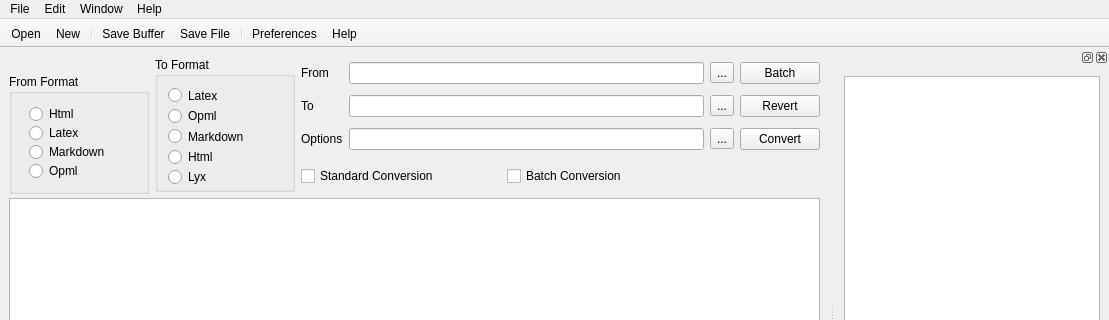
Above: source/gui/panconvert_gui_ext.ui from apaeffgen/PanConvert before the change; both pictures show x 0 to 1109 and y 0 to 320 of the 1109 by 600 pixel window. Below: the same form after it.
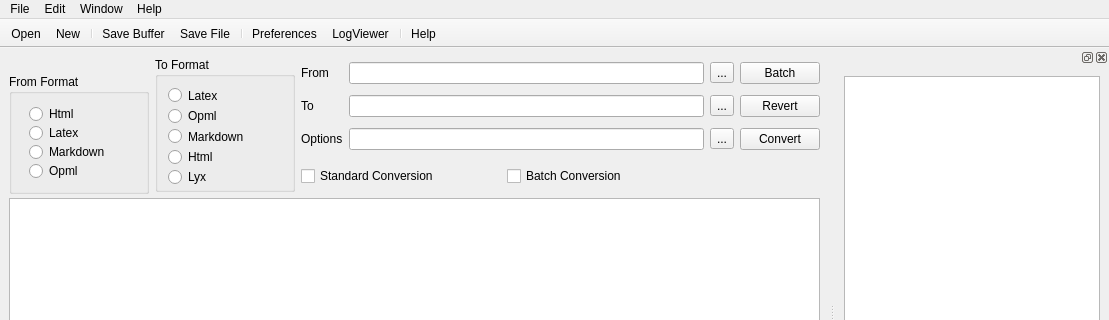
That is the form after the change. Icons and pictures are not drawn.

Commit message: Version 0.2.2 Extended LogViewer Messages with Date. See changelog.md

```diff
--- a/source/gui/panconvert_gui_ext.ui
+++ b/source/gui/panconvert_gui_ext.ui
@@ -430,6 +430,8 @@
    <addaction name="actionSave_AS"/>
    <addaction name="separator"/>
    <addaction name="actionPreferences"/>
+   <addaction name="actionLogViewer"/>
+   <addaction name="separator"/>
    <addaction name="actionHelp"/>
   </widget>
   <widget class="QDockWidget" name="dockLogWindow">
```
Left out of the diff: 4 changed lines with no effect on the pictures. The commit also changes 5 other files.
